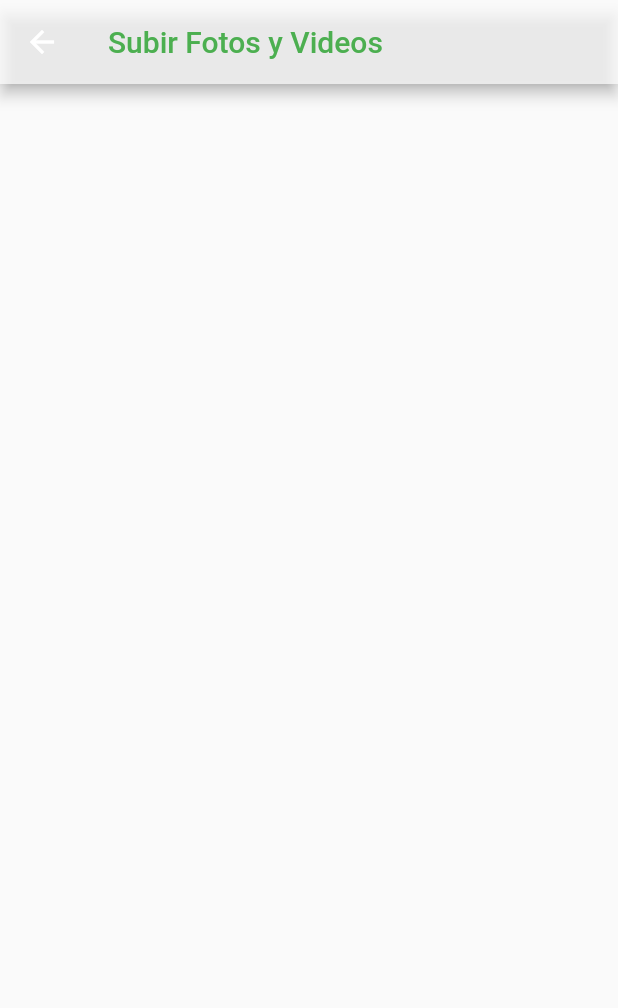
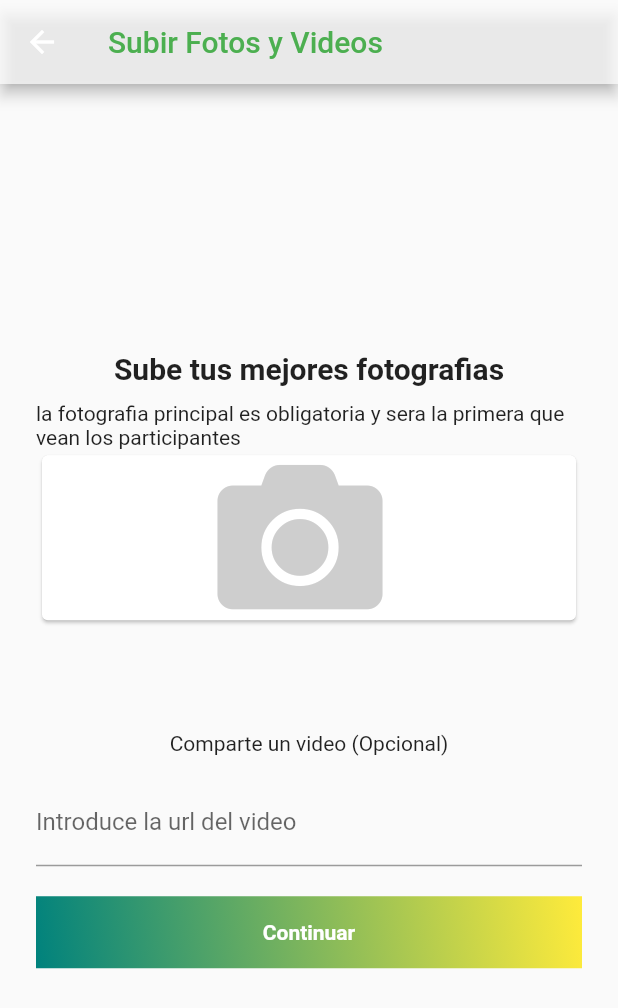
Before and after one commit to alan140703/Kirito_beta, a Flutter app: the Page8Act screen opened directly, on a phone screen of 412 x 824 dp. Shown: the top 1008 px of the screen. Run offline on Flutter 3.47's test engine with Material 2 defaults, Android fonts, the phone set to English and light mode, and no system bars; our stand-ins replace flutter_calendar_carousel, flutter_time_picker_spinner, font_awesome_flutter, splashscreen; missing offline and left inert: flutter_verification_code_input; network calls fail; Roboto replaces fonts that are missing (Quicksand).

```diff
--- a/lib/pages/createActivity/Page8.dart
+++ b/lib/pages/createActivity/Page8.dart
@@ -1,4 +1,6 @@
+import 'package:beta_balmer/pages/createActivity/Page9.dart';
 import 'package:flutter/material.dart';
+import 'package:font_awesome_flutter/font_awesome_flutter.dart';
 
 class Page8Act extends StatefulWidget {
   @override
@@ -6,6 +8,82 @@ class Page8Act extends StatefulWidget {
 }
 
 class _Page8ActState extends State<Page8Act> {
+TextEditingController _controller = new TextEditingController();
+
+Widget video() => Container(
+  child: Column(
+    mainAxisAlignment: MainAxisAlignment.spaceAround,
+    children: <Widget>[
+      new Text("Comparte un video (Opcional)"),
+      new SizedBox(height: 15,),
+      new TextField(
+        controller: _controller,
+        decoration: const InputDecoration(
+                labelText: 'Introduce la url del video',
+              ),
+              keyboardType: TextInputType.url,
+
+      )
+    ],
+  ),
+);
+
+  Widget titles() => Container(
+          child: Column(
+        mainAxisAlignment: MainAxisAlignment.spaceBetween,
+        children: <Widget>[
+          new Text(
+            "Sube tus mejores fotografias",
+            style: new TextStyle(fontSize: 20, fontWeight: FontWeight.bold),
+          ),
+          SizedBox(
+            height: 10.0,
+          ),
+          new Text(
+              "la fotografia principal es obligatoria y sera la primera que vean los participantes")
+        ],
+      ));
+
+  Widget imageMain() => Container(
+        child: Card(
+          color: Colors.white,
+          child: Center(
+            child: Column(
+              mainAxisSize: MainAxisSize.min,
+              crossAxisAlignment: CrossAxisAlignment.center,
+              children: <Widget>[
+              FlatButton.icon(icon: Icon(FontAwesomeIcons.camera,
+                    size: 110.0, color: Colors.grey.withOpacity(0.5)),label: new Text(""), onPressed: (){ print("image");},
+              )
+              ],
+            ),
+          ),
+        ),
+
+      );
+
+       Widget continueButton() => Container(
+        decoration: new BoxDecoration(
+          gradient: LinearGradient(
+            colors: [const Color(0xFF00827D), Colors.yellow],
+            begin: Alignment.bottomLeft,
+            end: Alignment.topRight,
+          ),
+        ),
+        child: new FlatButton(
+            child: new Text(
+              'Continuar',
+              style:
+                  TextStyle(color: Colors.white, fontWeight: FontWeight.bold),
+            ),
+            onPressed: () {
+               Navigator.of(context).push(
+                    MaterialPageRoute(
+                      builder: (context)=> Page9Act(),
+                    )
+                  );
+            }),
+      );
 
 
   Widget bodyData(BuildContext context) => Container(
@@ -14,8 +92,13 @@ class _Page8ActState extends State<Page8Act> {
             shrinkWrap: true,
             padding: EdgeInsets.only(left: 24.0, right: 24.0),
             children: <Widget>[
-
-
+            titles(),
+            imageMain(),
+            SizedBox(height: 70.0,),
+            video(),
+            SizedBox(height: 20,),
+            continueButton()
+            //gridImage(),
             ],
           ),
         ),
@@ -25,7 +108,10 @@ class _Page8ActState extends State<Page8Act> {
   Widget build(BuildContext context) {
     return Scaffold(
       appBar: new AppBar(
-        title: new Text("Subir Fotos y Videos", style: TextStyle(color: Colors.green,)),
+        title: new Text("Subir Fotos y Videos",
+            style: TextStyle(
+              color: Colors.green,
+            )),
         backgroundColor: Colors.white70,
       ),
       body: bodyData(context),
--- a/lib/pages/createActivity/page6.dart
+++ b/lib/pages/createActivity/page6.dart
@@ -43,7 +43,7 @@ class _Page6ActState extends State<Page6Act> {
           mainAxisAlignment: MainAxisAlignment.start,
           children: <Widget>[
             new Text(
-              "Tipo de Evento",
+              "Tipo de Espacio",
               style: new TextStyle(fontSize: 20, fontWeight: FontWeight.bold),
             ),
             new Row(
```
Also changed, not shown: lib/pages/createActivity/Page10.dart (added, +122 -0 lines), lib/pages/createActivity/Page9.dart (added, +207 -0 lines), lib/pages/createActivity/page7.dart (+7 -2 lines).
